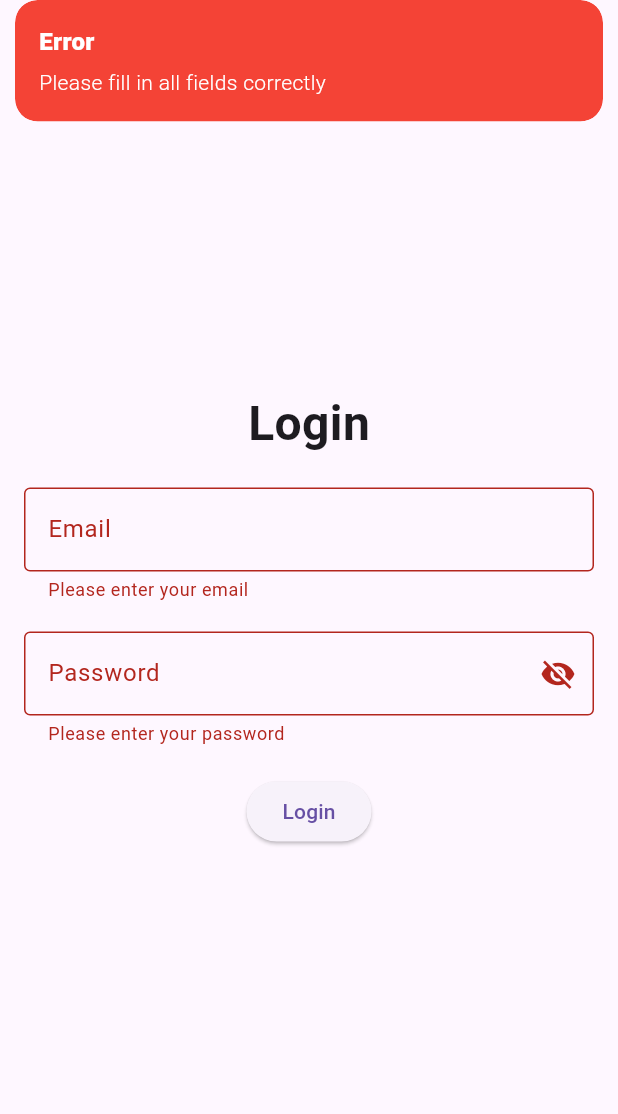
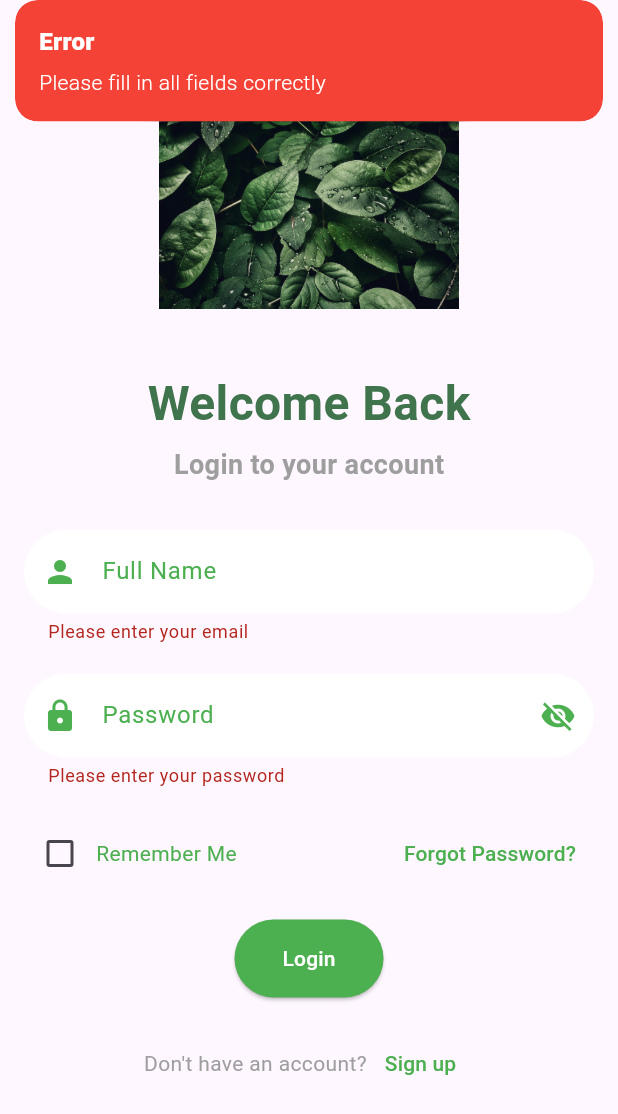
Before and after one commit to MauryaAayush/multiple_app, a Flutter app: the screen it shows after launch, after a tap on "Login", on a phone screen of 412 x 824 dp. Shown: the top 1114 px of the screen. Run offline on Flutter 3.47's test engine with Material 3 defaults, Android fonts, the phone set to English and light mode, and no system bars; our stand-ins replace get, google_fonts, shared_preferences; Roboto replaces fonts that are missing (Ubuntu).

Commit message:
Radhey Radhey

```diff
--- a/lib/Login_APP/controller/login_controller.dart
+++ b/lib/Login_APP/controller/login_controller.dart
@@ -1,11 +1,43 @@
 import 'package:get/get.dart';
 import 'package:flutter/material.dart';
+import 'package:shared_preferences/shared_preferences.dart';
+
 
 class LoginController extends GetxController {
   final formKey = GlobalKey<FormState>();
   final emailController = TextEditingController();
   final passwordController = TextEditingController();
   var isPasswordVisible = false.obs;
+  var rememberMe = false.obs;
+
+  @override
+  void onInit() {
+    super.onInit();
+    _loadRememberMe();
+  }
+
+  Future<void> _loadRememberMe() async {
+    SharedPreferences prefs = await SharedPreferences.getInstance();
+    rememberMe.value = prefs.getBool('rememberMe') ?? false;
+
+    if (rememberMe.value) {
+      emailController.text = prefs.getString('email') ?? '';
+      passwordController.text = prefs.getString('password') ?? '';
+    }
+  }
+
+  Future<void> _saveRememberMe() async {
+    SharedPreferences prefs = await SharedPreferences.getInstance();
+    prefs.setBool('rememberMe', rememberMe.value);
+
+    if (rememberMe.value) {
+      prefs.setString('email', emailController.text);
+      prefs.setString('password', passwordController.text);
+    } else {
+      prefs.remove('email');
+      prefs.remove('password');
+    }
+  }
 
   String? validateEmail(String? value) {
     if (value == null || value.isEmpty) {
@@ -34,4 +66,5 @@ class LoginController extends GetxController {
       Get.snackbar('Error', 'Please fill in all fields correctly', backgroundColor: Colors.red, colorText: Colors.white);
     }
   }
+
 }
--- a/lib/Login_APP/views/login_page.dart
+++ b/lib/Login_APP/views/login_page.dart
@@ -1,7 +1,6 @@
 import 'package:flutter/material.dart';
 import 'package:get/get.dart';
 import 'package:google_fonts/google_fonts.dart';
-
 import '../controller/login_controller.dart';
 
 class LoginPage extends StatelessWidget {
@@ -12,51 +11,98 @@ class LoginPage extends StatelessWidget {
   @override
   Widget build(BuildContext context) {
     return Scaffold(
-      body: Padding(
+      body: Stack(
+        children: [
+          // Container(
+          //   height: double.infinity,
+          //   width: double.infinity,
+          //   decoration: BoxDecoration(
+          //     image: DecorationImage(
+          //       image: AssetImage('assets/images/pexels-photo-807598.jpeg'),
+          //       fit: BoxFit.cover,
+          //     ),
+          //   ),
+          // ),
+          Padding(
             padding: const EdgeInsets.all(16.0),
+            child: SingleChildScrollView(
               child: Form(
                 key: loginController.formKey,
                 child: Column(
                   mainAxisAlignment: MainAxisAlignment.center,
                   children: [
+                    SizedBox(height: 40),
+                    Image.asset(
+                      'assets/images/pexels-photo-807598.jpeg',
+                      height: 150,
+                    ),
+                    SizedBox(height: 40),
                     Text(
-                'Login',
-                style: GoogleFonts.roboto(
+                      'Welcome Back',
+                      style: GoogleFonts.ubuntu(
                         fontSize: 32,
-                  fontWeight: FontWeight.bold,
+                        fontWeight: FontWeight.w600,
+                        color: Color(0xFF40744D),
                       ),
                     ),
-              SizedBox(height: 20),
-              TextFormField(
+                    SizedBox(height: 5),
+                    Text(
+                      'Login to your account',
+                      style: GoogleFonts.roboto(
+                        fontSize: 18,
+                        fontWeight: FontWeight.w600,
+                        color: Colors.grey,
+                      ),
+                    ),
+                    SizedBox(height: 30),
+                    AnimatedContainer(
+                      duration: Duration(milliseconds: 300),
+                      child: TextFormField(
                         controller: loginController.emailController,
                         decoration: InputDecoration(
-                  labelText: 'Email',
-                  border: OutlineInputBorder(),
+                          labelText: 'Full Name',
+                          labelStyle: TextStyle(color: Colors.green),
+                          prefixIcon: Icon(Icons.person, color: Colors.green),
+                          filled: true,
+                          fillColor: Colors.white,
+                          border: OutlineInputBorder(
+                            borderRadius: BorderRadius.circular(30),
+                            borderSide: BorderSide.none,
+                          ),
                         ),
                         validator: (value) {
                           return loginController.validateEmail(value);
                         },
                       ),
+                    ),
                     SizedBox(height: 20),
                     Obx(
-                    () => TextFormField(
+                          () => AnimatedContainer(
+                        duration: Duration(milliseconds: 300),
+                        child: TextFormField(
                           controller: loginController.passwordController,
                           decoration: InputDecoration(
                             labelText: 'Password',
+                            labelStyle: TextStyle(color: Colors.green),
+                            prefixIcon: Icon(Icons.lock, color: Colors.green),
                             suffixIcon: IconButton(
                               icon: Icon(
                                 loginController.isPasswordVisible.value
                                     ? Icons.visibility
                                     : Icons.visibility_off,
+                                color: Colors.green,
                               ),
                               onPressed: () {
                                 loginController.isPasswordVisible.value =
                                 !loginController.isPasswordVisible.value;
                               },
                             ),
+                            filled: true,
+                            fillColor: Colors.white,
                             border: OutlineInputBorder(
+                              borderRadius: BorderRadius.circular(30),
+                              borderSide: BorderSide.none,
                             ),
-
                           ),
                           obscureText: !loginController.isPasswordVisible.value,
                           validator: (value) {
@@ -64,17 +110,83 @@ class LoginPage extends StatelessWidget {
                           },
                         ),
                       ),
+                    ),
                     SizedBox(height: 20),
-              ElevatedButton(
+                    Row(
+                      mainAxisAlignment: MainAxisAlignment.spaceBetween,
+                      children: [
+                        Row(
+                          children: [
+                            Obx(
+                                  () => Checkbox(
+                                value: loginController.rememberMe.value,
+                                onChanged: (value) {
+                                  loginController.rememberMe.value = value!;
+                                },
+                                activeColor: Colors.green,
+                              ),
+                            ),
+                            Text(
+                              'Remember Me',
+                              style: TextStyle(color: Colors.green),
+                            ),
+                          ],
+                        ),
+                        TextButton(
+                          onPressed: () {
+                            // Add your forgot password functionality here
+                          },
+                          child: Text(
+                            'Forgot Password?',
+                            style: TextStyle(color: Colors.green),
+                          ),
+                        ),
+                      ],
+                    ),
+                    SizedBox(height: 20),
+                    AnimatedContainer(
+                      duration: Duration(milliseconds: 300),
+                      child: ElevatedButton(
                         onPressed: () {
                           loginController.login();
                         },
-                child: Text('Login'),
+                        style: ElevatedButton.styleFrom(
+                          backgroundColor: Colors.green,
+                          shape: RoundedRectangleBorder(
+                            borderRadius: BorderRadius.circular(30),
+                          ),
+                          padding: EdgeInsets.symmetric(
+                              vertical: 16, horizontal: 32),
+                        ),
+                        child: Text('Login',style: TextStyle(color: Colors.white),),
+                      ),
+                    ),
+                    SizedBox(height: 20),
+                    Row(
+                      mainAxisAlignment: MainAxisAlignment.center,
+                      children: [
+                        Text(
+                          "Don't have an account?",
+                          style: TextStyle(color: Colors.grey),
+                        ),
+                        TextButton(
+                          onPressed: () {
+
+                          },
+                          child: Text(
+                            'Sign up',
+                            style: TextStyle(color: Colors.green),
+                          ),
+                        ),
+                      ],
                     ),
                   ],
                 ),
               ),
             ),
+          ),
+        ],
+      ),
     );
   }
 }
--- a/pubspec.yaml
+++ b/pubspec.yaml
@@ -37,6 +37,7 @@ dependencies:
   cupertino_icons: ^1.0.6
   get: ^4.6.6
   google_fonts: ^6.2.1
+  shared_preferences: ^2.2.3
 
 dev_dependencies:
   flutter_test:
@@ -64,6 +65,8 @@ flutter:
   # assets:
   #   - images/a_dot_burr.jpeg
   #   - images/a_dot_ham.jpeg
+  assets:
+    - assets/images/
 
   # An image asset can refer to one or more resolution-specific "variants", see
   # https://flutter.dev/assets-and-images/#resolution-aware
```
Also changed, not shown: assets/images/pexels-photo-807598.jpeg (added), pubspec.lock. Lines whose indentation alone changed are shown as unchanged.
